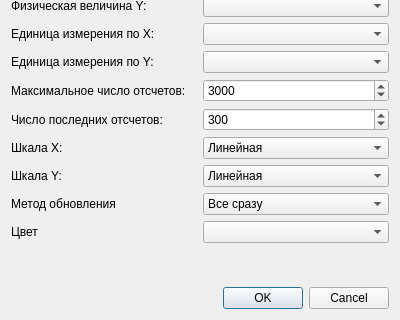
This is addonplotdialog.ui in eugesh/GraphPlugin as Qt 5 draws it before an edit; both pictures show x 0 to 400 and y 260 to 580 of the 400 by 580 pixel window. The edited form follows.
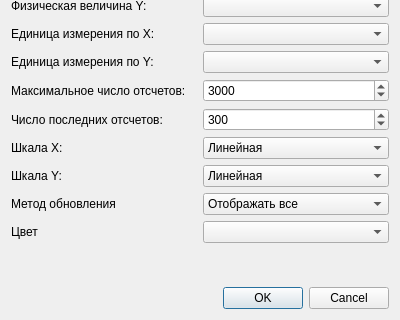
This is the edited form.

Commit message: AddOnPlotDialog: createNewGraph, update dialog form ui file

```diff
--- a/addonplotdialog.ui
+++ b/addonplotdialog.ui
@@ -307,7 +307,7 @@
         <widget class="QComboBox" name="comboBox_10">
          <item>
           <property name="text">
-           <string>Все сразу</string>
+           <string>Отображать все</string>
           </property>
          </item>
          <item>
```
Left out of the diff: 30 changed lines with no effect on the pictures. The commit also changes 4 other files.
